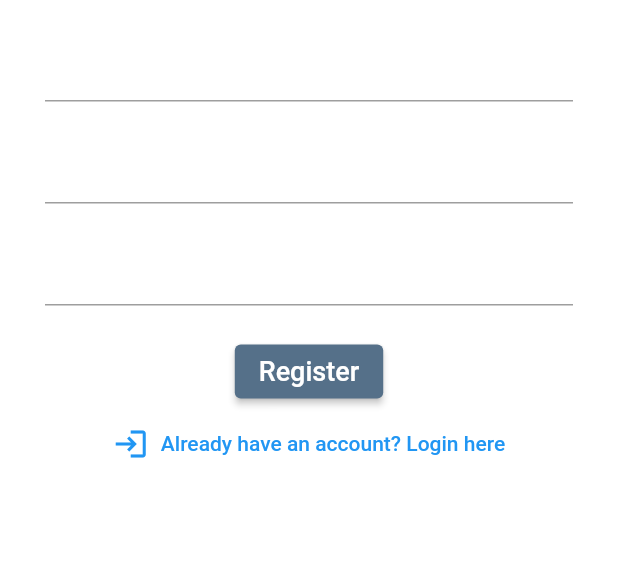
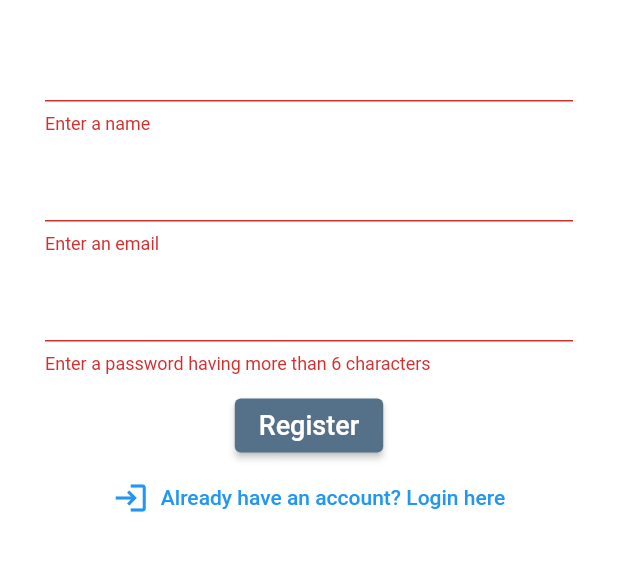
Before and after one commit to Vysakh-T/Stealth-Zero, a Flutter app: the screen it shows after launch, after a tap on "Register", on a phone screen of 412 x 824 dp, the part 251-822 px from its top. Run offline on Flutter 3.47's test engine with Material 2 defaults, Android fonts, the phone set to English and light mode, and no system bars; our stand-ins replace firebase_auth; accounts and stored records are empty; Roboto replaces fonts that are missing (Montserrat); project files that could hold a hidden picture were left out.

Commit message:
Added sign up feature

```diff
--- a/lib/screens/authentication/authenticate.dart
+++ b/lib/screens/authentication/authenticate.dart
@@ -17,10 +17,12 @@ class _AuthenticateState extends State<Authenticate> {
   }
   @override
   Widget build(BuildContext context) {
+    /*
     if (showLoginIn) {
       return LogIn(toggleView: toggleView);
     } else {
       return SignIn(toggleView: toggleView);
-    }
+    }*/
+    return Container();
   }
 }
--- a/lib/screens/authentication/signin.dart
+++ b/lib/screens/authentication/signin.dart
@@ -4,7 +4,8 @@ import 'package:stealthzero/services/auth.dart';
 
 class SignIn extends StatefulWidget {
   final Function toggleView;
-  SignIn({ this.toggleView });
+
+  SignIn({this.toggleView});
 
   @override
   _SignInState createState() => _SignInState();
@@ -12,11 +13,13 @@ class SignIn extends StatefulWidget {
 
 class _SignInState extends State<SignIn> {
   final AuthService _auth = AuthService();
+  final _formKey = GlobalKey<FormState>();
 
   //text field state
   String email = '';
   String password = '';
   String name = '';
+  String error = '';
 
   @override
   Widget build(BuildContext context) {
@@ -39,29 +42,35 @@ class _SignInState extends State<SignIn> {
               textAlign: TextAlign.center,
             ),
             Form(
+              key: _formKey,
               child: Column(
                 children: <Widget>[
                   SizedBox(height: 20.0),
-                  TextFormField(onChanged: (val) {
+                  TextFormField(
+                      validator: (val) => val.isEmpty ? 'Enter a name' : null,
+                      onChanged: (val) {
                         setState(() {
                           name = val;
                         });
                       }),
-                  SizedBox(height: 20.0),
-                  TextFormField(onChanged: (val) {
+                  SizedBox(height: 10.0),
+                  TextFormField(
+                      validator: (val) => val.isEmpty ? 'Enter an email' : null,
+                      onChanged: (val) {
                         setState(() {
                           email = val;
                         });
                       }),
-                  SizedBox(height: 20.0),
+                  SizedBox(height: 10.0),
                   TextFormField(
+                      validator: (val) => val.length<6? 'Enter a password having more than 6 characters' : null,
                       obscureText: true,
                       onChanged: (val) {
                         setState(() {
                           password = val;
                         });
                       }),
-                  SizedBox(height: 20.0),
+                  SizedBox(height: 10.0),
                   ElevatedButton(
                     style: ElevatedButton.styleFrom(
                       primary: Color(0xff557089),
@@ -74,17 +83,26 @@ class _SignInState extends State<SignIn> {
                           fontSize: 18.0),
                     ),
                     onPressed: () async {
-                      print(email);
-                      print(password);
+                      if (_formKey.currentState.validate()) {
+                        dynamic result = await _auth.signUp(name, email, password);
+                        if( result == null){
+                          setState(() {
+                            error = 'please supply a valid email';
+                          });
+
+                        }
+                      }
                     },
                   ),
                   TextButton.icon(
                     label: Text('Already have an account? Login here'),
                     icon: Icon(Icons.login),
-                    onPressed: (){
+                    onPressed: () {
                       Navigator.pop(context);
-
                     },
+                  ),
+                  Text(error,
+                  style: TextStyle(color: Colors.red, fontSize:14.0),
                   )
                 ],
               ),
--- a/lib/services/auth.dart
+++ b/lib/services/auth.dart
@@ -29,7 +29,17 @@ class AuthService {
   //sign in with email & password
 
   // register
+  Future signUp(String name, String email, String password) async {
+    try{
+      AuthResult result = await _auth.createUserWithEmailAndPassword(email: email, password: password );
+      FirebaseUser user = result.user;
+      return _userFromFirebaseUser(user);
+    } catch(e) {
+      print(e.toString());
+      return null;
 
+    }
+  }
   //sign out
   Future signOut() async {
     try {
```
Also changed, not shown: lib/screens/authentication/log_signin.dart (+23 -2 lines). Lines whose indentation alone changed are shown as unchanged.
